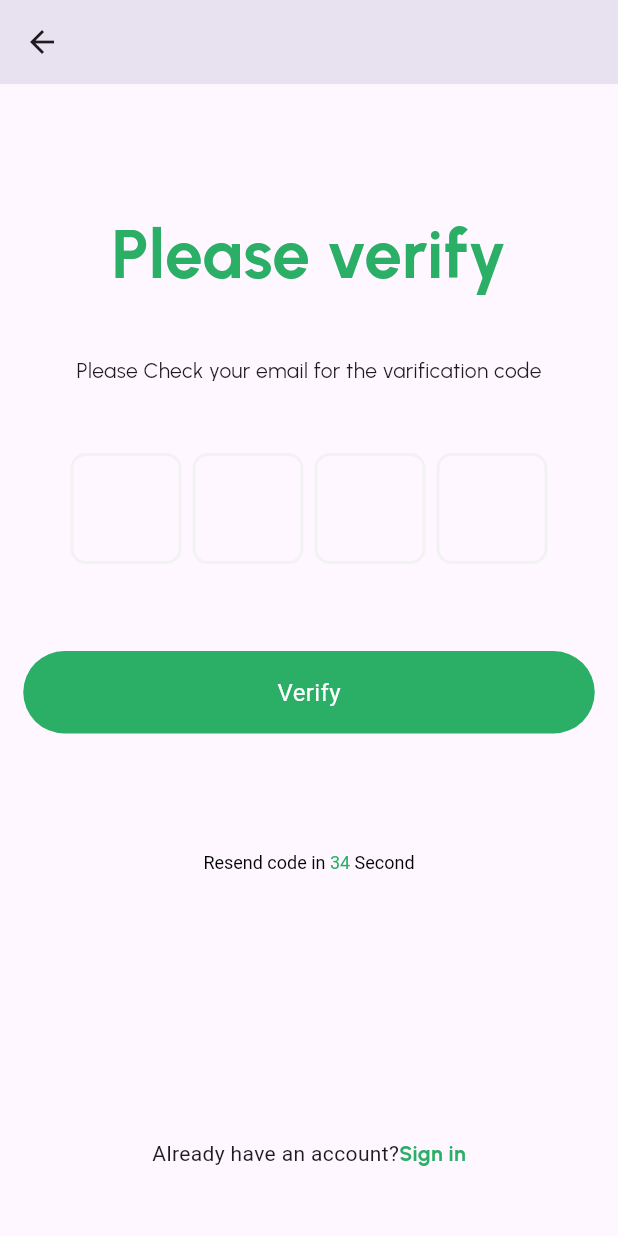
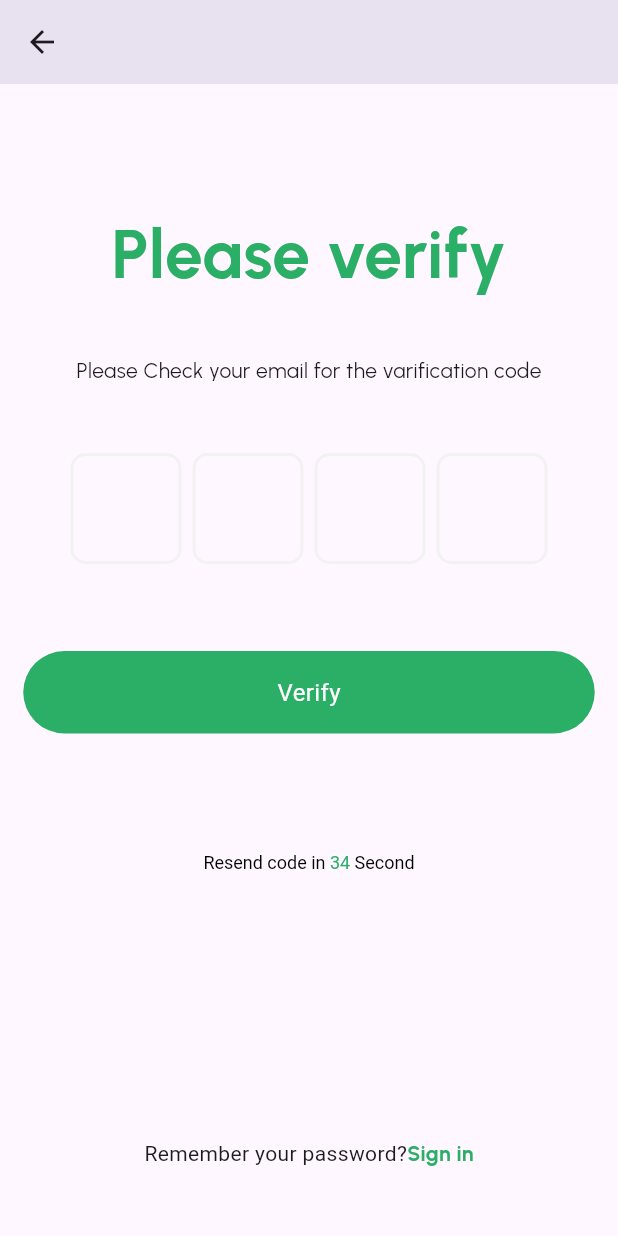
Before and after one commit to FAHIMSHAKIL102/hall_management_ui, a Flutter app: the ForgotPassVarificationScreen screen opened directly, scrolled down 75 dp, on a phone screen of 412 x 824 dp. Run offline on Flutter 3.47's test engine with Material 3 defaults, Android fonts, the phone set to English and light mode, and no system bars; drawn by our look-alikes of pin_code_fields; our stand-ins replace intl_phone_field; Roboto replaces fonts that are missing (Urbanist-Medium, Urbanist-Regular).

Commit message:
change_mistake

```diff
--- a/lib/pages/forgot_pass_varification_screen.dart
+++ b/lib/pages/forgot_pass_varification_screen.dart
@@ -3,6 +3,7 @@ import 'package:hall_management_ui/custom_widgets/mybutton.dart';
 import 'package:hall_management_ui/custom_widgets/mytextstyle.dart';
 import 'package:hall_management_ui/pages/profile_info_screen.dart';
 import 'package:hall_management_ui/pages/set_pass_screen.dart';
+import 'package:hall_management_ui/pages/signin_screen.dart';
 import 'package:pin_code_fields/pin_code_fields.dart';
 
 class ForgotPassVarificationScreen extends StatelessWidget {
@@ -77,13 +78,19 @@ class ForgotPassVarificationScreen extends StatelessWidget {
                 mainAxisAlignment: .center,
                 children: [
                   Text(
-                    "Already have an account?",
+                    "Remember your password?",
                     style: TextStyle(
                       fontFamily: 'Urbanist-Regular',
                       fontSize: 14,
                     ),
                   ),
-                  Text('Sign in', style: myTextStyle14()),
+                  InkWell(
+                    onTap: () => Navigator.push(
+                      context,
+                      MaterialPageRoute(builder: (context) => SigninScreen()),
+                    ),
+                    child: Text('Sign in', style: myTextStyle14()),
+                  ),
                 ],
               ),
             ),
```
Also changed, not shown: lib/pages/forgot_pass_screen.dart (+12 -2 lines), lib/pages/signup_screen.dart (+8 -1 lines), lib/pages/varification_screen.dart (+8 -1 lines).
